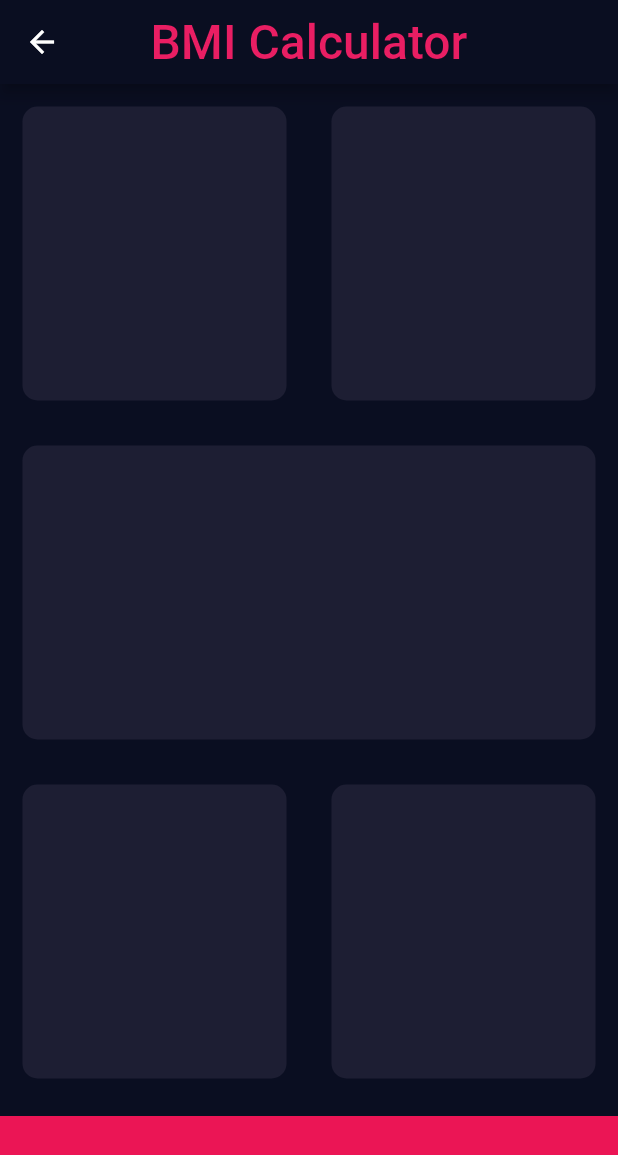
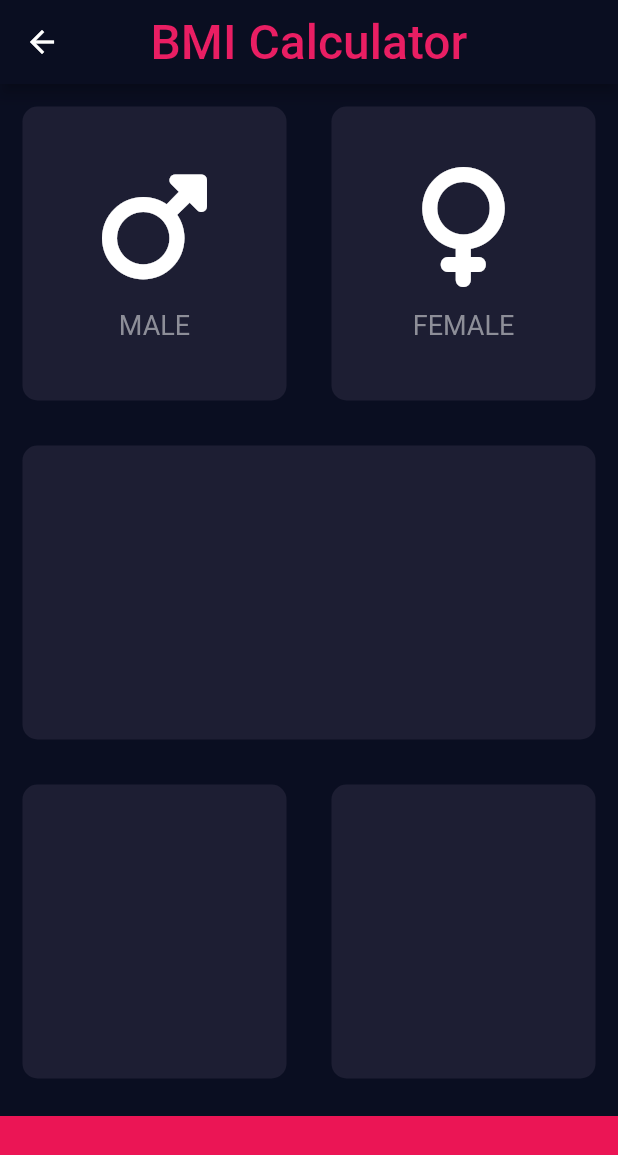
Before and after one commit to SergioSorokin/udemy_flutter_course, a Flutter app: the InputPage screen opened directly, on a phone screen of 412 x 824 dp. Shown: the top 1155 px of the screen. Run offline on Flutter 3.47's test engine with Material 2 defaults, Android fonts, the phone set to English and light mode, and no system bars; our stand-ins replace audioplayers, font_awesome_flutter, rflutter_alert.

Commit message:
created IconContent class

```diff
--- a/lib/section/12/input_page.dart
+++ b/lib/section/12/input_page.dart
@@ -1,4 +1,5 @@
 import 'package:flutter/material.dart';
+import 'package:font_awesome_flutter/font_awesome_flutter.dart';
 
 const bottomContainerHeight = 80.0;
 const activeCardColour = Color(0xFF1D1E33);
@@ -30,11 +31,19 @@ class _InputPageState extends State<InputPage> {
                 Expanded(
                   child: ReusableCard(
                     colour: activeCardColour,
+                    cardChild: IconContent(
+                      icon: FontAwesomeIcons.mars,
+                      title: 'MALE',
+                    ),
                   ),
                 ),
-                Expanded(
+                 Expanded(
                   child: ReusableCard(
                     colour: activeCardColour,
+                    cardChild: IconContent(
+                      icon: FontAwesomeIcons.venus,
+                      title: 'FEMALE',
+                    ),
                   ),
                 ),
               ],
@@ -73,6 +82,41 @@ class _InputPageState extends State<InputPage> {
   }
 }
 
+class IconContent extends StatelessWidget {
+  const IconContent({
+     required this.icon,
+     required this.title,
+    Key? key,
+  }) : super(key: key);
+
+  final IconData icon;
+  final String title;
+
+  @override
+  Widget build(BuildContext context) {
+    return Column(
+      mainAxisAlignment: MainAxisAlignment.center,
+      children:  <Widget>[
+        Icon(
+          icon,
+          color: Colors.white,
+          size: 80,
+        ),
+       const SizedBox(
+          height: 15,
+        ),
+        Text(
+          title,
+          style: const TextStyle(
+            fontSize: 18,
+            color: Color(0xFF8D8E98),
+          ),
+        )
+      ],
+    );
+  }
+}
+
 class ReusableCard extends StatelessWidget {
   const ReusableCard({
     Key? key,
@@ -87,6 +131,7 @@ class ReusableCard extends StatelessWidget {
   Widget build(BuildContext context) {
     return Container(
       margin: const EdgeInsets.all(15.0),
+      child: cardChild,
       decoration: BoxDecoration(
         borderRadius: BorderRadius.circular(10.0),
         color: colour,
```
